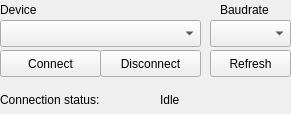
This is src/GUI/SettingsWidget/DeviceConfiguration.ui in donarturo11/QBrainwaveOSC as Qt 5 draws it before an edit. The edited form follows.
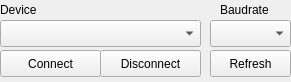
This is the edited form.

Commit message: Implement status bar

Patch:
```diff
--- a/src/GUI/SettingsWidget/DeviceConfiguration.ui
+++ b/src/GUI/SettingsWidget/DeviceConfiguration.ui
@@ -7,7 +7,7 @@
     <x>0</x>
     <y>0</y>
     <width>291</width>
-    <height>114</height>
+    <height>82</height>
    </rect>
   </property>
   <property name="windowTitle">
@@ -101,32 +101,6 @@
     <string>Disconnect</string>
    </property>
   </widget>
-  <widget class="QLabel" name="conn_stat_lab">
-   <property name="geometry">
-    <rect>
-     <x>0</x>
-     <y>90</y>
-     <width>161</width>
-     <height>19</height>
-    </rect>
-   </property>
-   <property name="text">
-    <string>Connection status:</string>
-   </property>
-  </widget>
-  <widget class="QLabel" name="connection_status">
-   <property name="geometry">
-    <rect>
-     <x>160</x>
-     <y>90</y>
-     <width>121</width>
-     <height>19</height>
-    </rect>
-   </property>
-   <property name="text">
-    <string>Idle</string>
-   </property>
-  </widget>
  </widget>
  <resources/>
  <connections/>
```
The commit also changes 6 other files.
